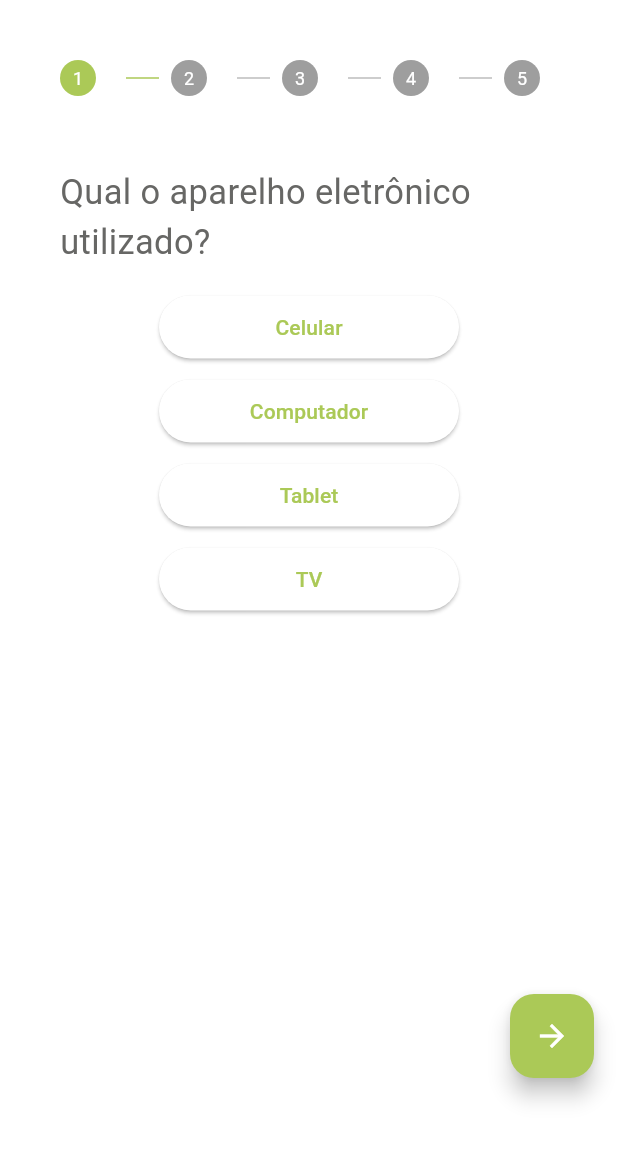
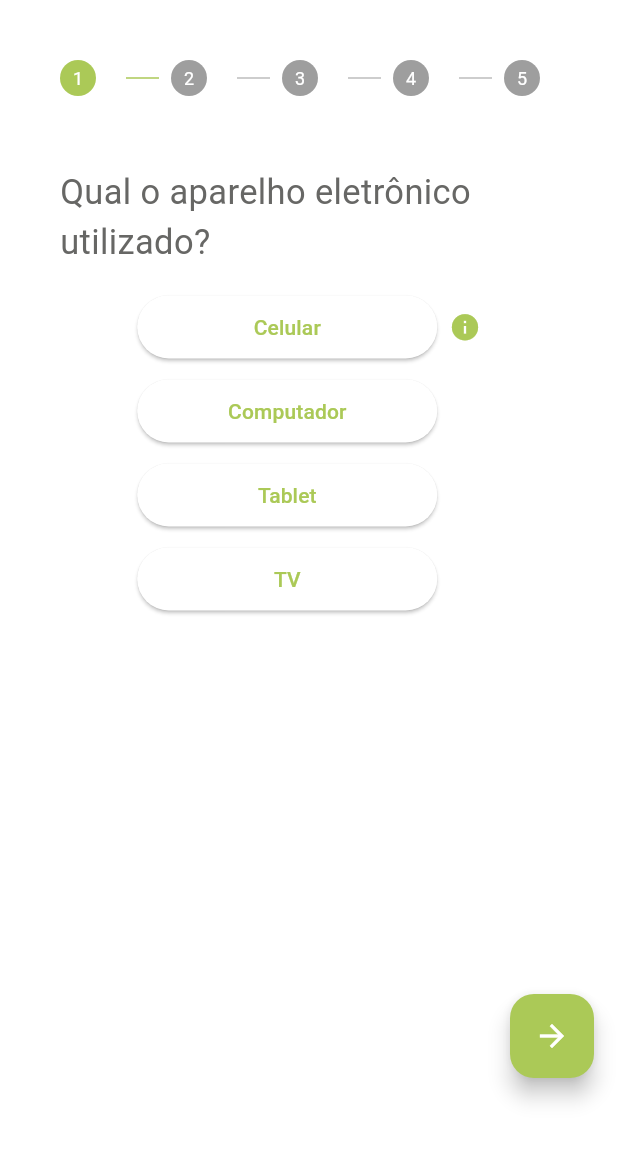
Before and after one commit to camiladiniz/meu_rastro_carbono_mobile, a Flutter app: the SurveyPage screen opened by its route, on a phone screen of 412 x 824 dp, the part 84-1236 px from its top. Run offline on Flutter 3.47's test engine with Material 2 defaults, Android fonts, the phone set to English and light mode, and no system bars; our stand-ins replace flutter_modular.

Commit message:
Adicionando icone de informação para as opções do formulário

```diff
--- a/lib/ui/components/surveys/questions/question_options_type_widget.dart
+++ b/lib/ui/components/surveys/questions/question_options_type_widget.dart
@@ -28,6 +28,7 @@ class _QuestionOptionTypeWidgetState extends State<QuestionOptionTypeWidget> {
         const SizedBox(height: 16.0),
         ..._buildAnswerButtons(),
         const SizedBox(height: 16.0),
+
         // if (_selectedAnswer != null)
         //   Text(
         //     'You selected: $_selectedAnswer',
@@ -41,17 +42,20 @@ class _QuestionOptionTypeWidgetState extends State<QuestionOptionTypeWidget> {
     List<Widget> buttons = [];
     for (int i = 0; i < widget.question.answerOptions.length; i++) {
       String answer = widget.question.answerOptions[i].answer;
-      buttons.add(Center(
-        child: Padding(
+      String answerDescription = widget.question.answerOptions[i].description ?? '';
+      buttons.add(Padding(
         padding: const EdgeInsets.only(bottom: 8.0),
-          child: ElevatedButton(
+        child: Row(
+          mainAxisAlignment: MainAxisAlignment.center,
+          crossAxisAlignment: CrossAxisAlignment.center,
+          children: [
+            ElevatedButton(
               onPressed: () {
                 setState(() {
                   _selectedAnswer = answer;
                 });
                 widget.onAnswered();
               },
-            child: Text(answer),
               style: _selectedAnswer == answer
                   ? ButtonStyle(
                       backgroundColor: MaterialStateProperty.all<Color>(
@@ -65,7 +69,43 @@ class _QuestionOptionTypeWidgetState extends State<QuestionOptionTypeWidget> {
                       minimumSize:
                           MaterialStateProperty.all<Size>(const Size(200, 42)),
                     ),
+              child: Text(answer),
             ),
+            answerDescription != '' ? Padding(
+                padding: const EdgeInsets.only(left: 8.0),
+                child: InkWell(
+                  child: Icon(
+                    Icons.info,
+                    color: Theme.of(context).primaryColor,
+                    size: 21,
+                  ),
+                  onTap: () {
+                    showModalBottomSheet(
+                      context: context,
+                      builder: (BuildContext context) {
+                        return ClipRRect(
+                          borderRadius: const BorderRadius.only(
+                            topLeft: Radius.circular(16.0),
+                            topRight: Radius.circular(16.0),
+                          ),
+                          child: Container(
+                            height: 200.0,
+                            color: Colors.white,
+                            child: Center(
+                              child: Text(
+                                  answerDescription,
+                                  style: const TextStyle(fontSize: 18.0)),
+                            ),
+                          ),
+                        );
+                      },
+                    );
+                  },
+                ))
+                :
+                Container(width: 29,)
+
+          ],
         ),
       ));
     }
--- a/lib/ui/pages/survey_page.dart
+++ b/lib/ui/pages/survey_page.dart
@@ -14,7 +14,7 @@ class _SurveyPageState extends State<SurveyPage> {
         question: 'Qual o aparelho eletrônico utilizado?',
         questionType: SurveyQuestionType.option,
         answerOptions: [
-          SurveyAnswerModel(answer: 'Celular', imagePath: '', value: 0),
+          SurveyAnswerModel(answer: 'Celular', imagePath: '', value: 0, description: 'Dispositivo móvel'),
           SurveyAnswerModel(answer: 'Computador', imagePath: '', value: 1),
           SurveyAnswerModel(answer: 'Tablet', imagePath: '', value: 2),
           SurveyAnswerModel(answer: 'TV', imagePath: '', value: 3),
--- a/lib/ui/pages/surveys_page.dart
+++ b/lib/ui/pages/surveys_page.dart
@@ -18,7 +18,7 @@ class SurveysPage extends StatelessWidget {
         title: 'Eletrônicos',
         icon: Icons.devices,
         color: Colors.blue,
-        onTap: () => {},
+        onTap: () => {Modular.to.pushNamed('/survey')},
         status: SurveyStatus.pending),
     CardItemModel(
         title: 'Locomoção',
--- a/lib/ui/pages/user_metrics_page.dart
+++ b/lib/ui/pages/user_metrics_page.dart
@@ -45,8 +45,8 @@ class EcoMetricsDashboard extends StatelessWidget {
                   child: Padding(
                     padding: const EdgeInsets.fromLTRB(12.0, 5, 12, 5),
                     child: Text(
-                      style: Theme.of(context).textTheme.titleSmall,
-                      "Atente-se ao tamanho de sua pegada de carbono!",
+                      style: Theme.of(context).textTheme.titleMedium,
+                      "Pegada de carbono semanal",
                     ),
                   ),
                 ),
--- a/lib/ui/widgets/models/surveys/survey_answer_model.dart
+++ b/lib/ui/widgets/models/surveys/survey_answer_model.dart
@@ -2,7 +2,8 @@ class SurveyAnswerModel {
   final String answer;
   final String imagePath;
   final int value;
+  final String? description;
 
   SurveyAnswerModel(
-      {required this.answer, required this.imagePath, required this.value});
+      {required this.answer, required this.imagePath, required this.value, this.description});
 }
```
Also changed, not shown: lib/ui/pages/rewards_page.dart (+6 -6 lines). Lines whose indentation alone changed are shown as unchanged.
